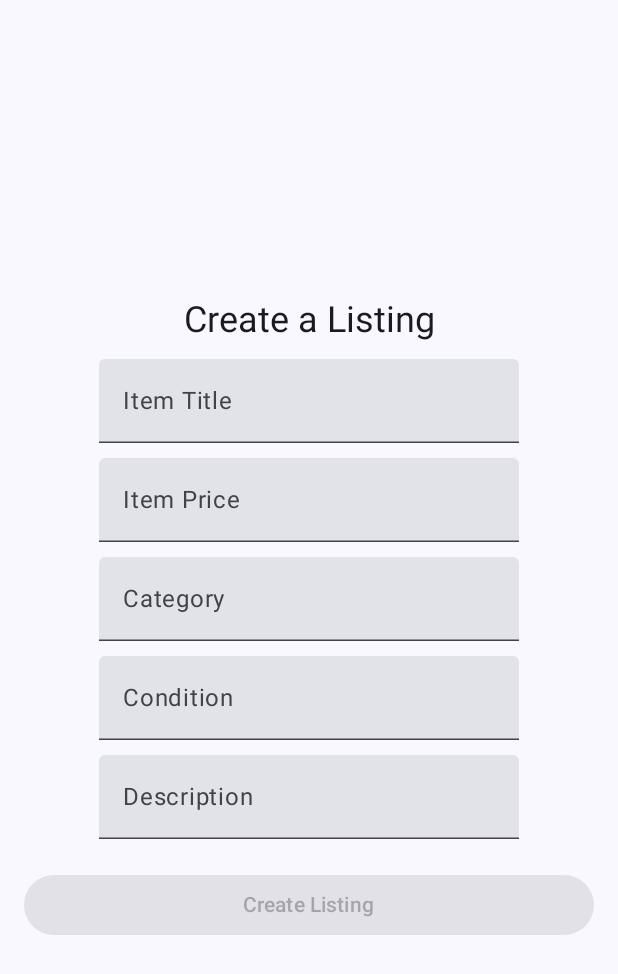
After one commit to josuelanderos661/EZSale, an Android app built with Jetpack Compose: the composable CreateListing shown on its own in the app's theme, on a phone screen of 412 x 824 dp. The commit adds this screen. Shown: the top 974 px of the screen. Run offline under Robolectric (Android 15) with nearby library versions, the phone set to English and light mode, and no system bars; our stand-ins replace Firebase (no records; nobody signed in at launch, a user with empty details on screens opened directly).

Commit message:
Connected DB and created a Create Listing

```diff
--- /dev/null
+++ b/app/src/main/java/com/example/ezsale/CreateListing.kt
@@ -0,0 +1,90 @@
+package com.example.ezsale
+
+import androidx.compose.foundation.layout.*
+import androidx.compose.material3.*
+import androidx.compose.runtime.*
+import androidx.compose.ui.Alignment
+import androidx.compose.ui.Modifier
+import androidx.compose.ui.unit.dp
+import androidx.navigation.NavHostController
+import com.google.firebase.auth.ktx.auth
+import com.google.firebase.database.ktx.database
+import com.google.firebase.ktx.Firebase
+import java.util.UUID
+
+@Composable
+fun CreateListing(navController: NavHostController) {
+    val user = Firebase.auth.currentUser
+
+    // Redirect to login if user is not signed in
+    if (user == null) {
+        navController.navigate("LoginScreen") {
+            popUpTo("CreateListing") { inclusive = true }
+        }
+        return
+    }
+
+    var title by remember { mutableStateOf("") }
+    var price by remember { mutableStateOf("") }
+    var category by remember { mutableStateOf("") }
+    var condition by remember { mutableStateOf("") }
+    var description by remember { mutableStateOf("") }
+    var isLoading by remember { mutableStateOf(false) }
+
+    Column(
+        modifier = Modifier
+            .fillMaxSize()
+            .padding(16.dp),
+        horizontalAlignment = Alignment.CenterHorizontally,
+        verticalArrangement = Arrangement.Center
+    ) {
+        Text(text = "Create a Listing", style = MaterialTheme.typography.headlineSmall)
+
+        Spacer(modifier = Modifier.height(10.dp))
+
+        TextField(value = title, onValueChange = { title = it }, label = { Text("Item Title") })
+        Spacer(modifier = Modifier.height(10.dp))
+
+        TextField(value = price, onValueChange = { price = it }, label = { Text("Item Price") })
+        Spacer(modifier = Modifier.height(10.dp))
+
+        TextField(value = category, onValueChange = { category = it }, label = { Text("Category") })
+        Spacer(modifier = Modifier.height(10.dp))
+
+        TextField(value = condition, onValueChange = { condition = it }, label = { Text("Condition") })
+        Spacer(modifier = Modifier.height(10.dp))
+
+        TextField(value = description, onValueChange = { description = it }, label = { Text("Description") })
+        Spacer(modifier = Modifier.height(20.dp))
+
+        Button(
+            onClick = {
+                isLoading = true
+                val database = Firebase.database.reference
+                val listingId = UUID.randomUUID().toString()
+
+                val listing = mapOf(
+                    "title" to title,
+                    "price" to price,
+                    "category" to category,
+                    "condition" to condition,
+                    "description" to description,
+                    "userId" to user.uid
+                )
+
+                database.child("listings").child(listingId).setValue(listing)
+                    .addOnSuccessListener {
+                        isLoading = false
+                        navController.navigate("ProfileScreen") // Navigate back to profile
+                    }
+                    .addOnFailureListener {
+                        isLoading = false
+                    }
+            },
+            enabled = title.isNotEmpty() && price.isNotEmpty() && category.isNotEmpty() && condition.isNotEmpty() && description.isNotEmpty(),
+            modifier = Modifier.fillMaxWidth()
+        ) {
+            Text(text = if (isLoading) "Saving..." else "Create Listing")
+        }
+    }
+}
--- a/app/src/main/java/com/example/ezsale/MainActivity.kt
+++ b/app/src/main/java/com/example/ezsale/MainActivity.kt
@@ -47,6 +47,9 @@ class MainActivity : ComponentActivity() {
                         composable("ProfileScreen") {
                             ProfileScreen(navController = navController)  // Your SplashScreen composable
                         }
+                        composable("CreateListing") {
+                            CreateListing(navController = navController)  // Your SplashScreen composable
+                        }
 
                         // You can add more screens here for navigation
                     }
```
Also changed, not shown: app/src/main/java/com/example/ezsale/ProfileScreen.kt (+11 -0 lines).
